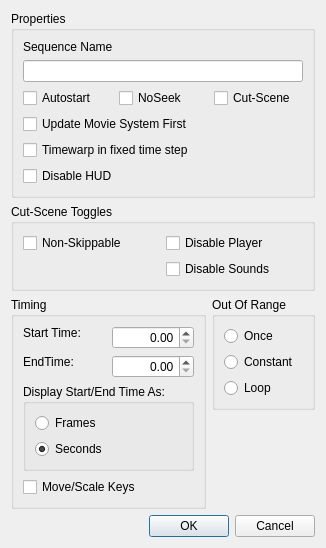
First picture: the form in dev/Code/Sandbox/Editor/TrackView/TVSequenceProps.ui, repository aws/lumberyard, before the edit.
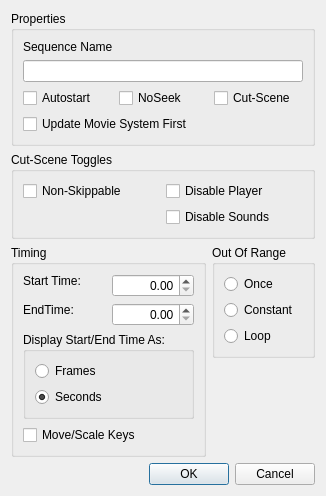
Second picture: the form after the edit.

Patch:
```diff
--- a/dev/Code/Sandbox/Editor/TrackView/TVSequenceProps.ui
+++ b/dev/Code/Sandbox/Editor/TrackView/TVSequenceProps.ui
@@ -65,20 +65,6 @@
         </property>
        </widget>
       </item>
-      <item row="5" column="0" colspan="2">
-       <widget class="QCheckBox" name="DISABLEHUD">
-        <property name="text">
-         <string>Disable HUD</string>
-        </property>
-       </widget>
-      </item>
-      <item row="4" column="0" colspan="3">
-       <widget class="QCheckBox" name="TIMEWARP_IN_FIXEDTIMESTEP">
-        <property name="text">
-         <string>Timewarp in fixed time step</string>
-        </property>
-       </widget>
-      </item>
      </layout>
     </widget>
    </item>
```
